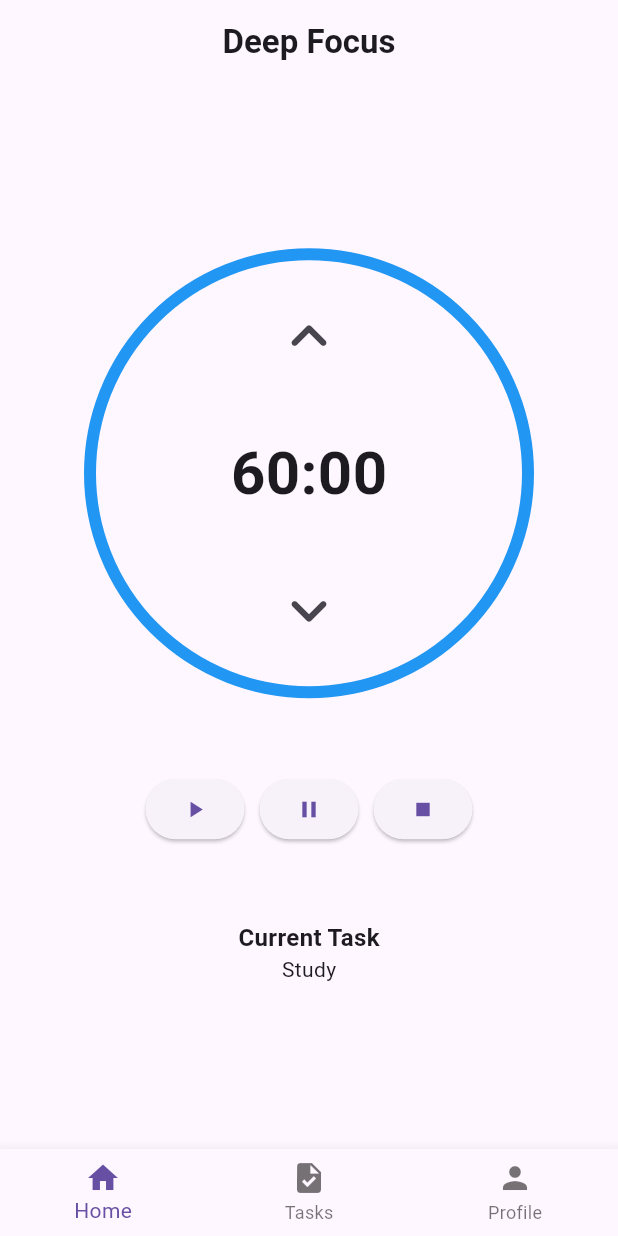
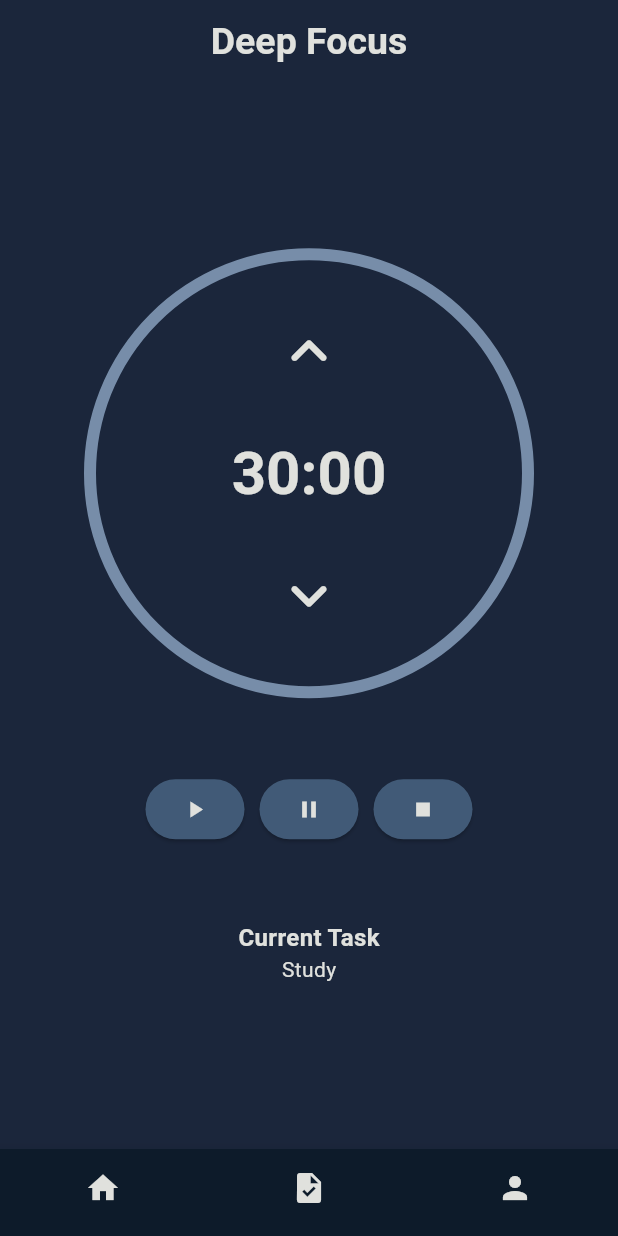
Before and after one commit to aDiThYa-808/Deep-Focus-Orchestrator-app, a Flutter app: the screen it shows after launch, after a tap on the "keyboard arrow down" icon, on a phone screen of 412 x 824 dp. Run offline on Flutter 3.47's test engine with Material 3 defaults, Android fonts, the phone set to English and light mode, and no system bars.

Commit message:
Enhanced Timer Buttons

```diff
--- a/app_frontend/lib/bars/Bottom_Nav_Bar.dart
+++ b/app_frontend/lib/bars/Bottom_Nav_Bar.dart
@@ -11,10 +11,23 @@ class _BottomNavBarState extends State<BottomNavBar> {
   @override
   Widget build(BuildContext context) {
     return BottomNavigationBar(
+      backgroundColor: Color(0xFF0D1B2A),
+
+      showSelectedLabels: false,
+      showUnselectedLabels: false,
       items: const [
-        BottomNavigationBarItem(icon: Icon(Icons.home), label: 'Home'),
-        BottomNavigationBarItem(icon: Icon(Icons.task), label: 'Tasks'),
-        BottomNavigationBarItem(icon: Icon(Icons.person), label: 'Profile'),
+        BottomNavigationBarItem(
+          icon: Icon(Icons.home, color:Color(0xFFE0E1DD)),
+          label: 'Home',
+        ),
+        BottomNavigationBarItem(
+          icon: Icon(Icons.task, color:Color(0xFFE0E1DD),),
+          label: 'Tasks',
+        ),
+        BottomNavigationBarItem(
+          icon: Icon(Icons.person, color:Color(0xFFE0E1DD)),
+          label: 'Profile',
+        ),
       ],
     );
   }
--- a/app_frontend/lib/bars/Top_Nav_Bar.dart
+++ b/app_frontend/lib/bars/Top_Nav_Bar.dart
@@ -9,9 +9,10 @@ class TopNav extends StatelessWidget implements PreferredSizeWidget {
   @override
   Widget build(BuildContext context) {
     return AppBar(
+      backgroundColor: Color(0xFF1B263B),
       title: const Text(
         'Deep Focus',
-        style: TextStyle(fontWeight: FontWeight.bold),
+        style: TextStyle(fontSize: 25,fontWeight: FontWeight.bold,color: Color(0xFFE0E1DD)),
       ),
       centerTitle: true,
     );
--- a/app_frontend/lib/screens/home_screen.dart
+++ b/app_frontend/lib/screens/home_screen.dart
@@ -16,14 +16,17 @@ class _HomeScreenState extends State<HomeScreen> {
     return Scaffold(
       appBar: const TopNav(),
 
-      body: Column(
+      body: Container(
+        color: Color(0xFF1B263B),
+        child:Column(
         mainAxisAlignment: MainAxisAlignment.center,
         children: [
           MainTimer(),
         ],
       ),
+      ),
 
       bottomNavigationBar: BottomNavBar(),
-    ); //Scaffold
+    );
   }
 }
--- a/app_frontend/lib/widgets/timer.dart
+++ b/app_frontend/lib/widgets/timer.dart
@@ -9,17 +9,18 @@ class MainTimer extends StatefulWidget {
 }
 
 class _MainTimerState extends State<MainTimer> {
-  int totalTime = 1800;
-  int secondsLeft = 1800;
+  int totalTime = 900;
+  int secondsLeft = 900;
   Timer? timer;
   bool isRunning = false;
+  bool isPaused = false;
 
   void startTimer() {
     if (isRunning || timer != null) return;
 
     setState(() {
+      isPaused = false;
       isRunning = true;
-      secondsLeft = totalTime;
     });
 
     timer = Timer.periodic(const Duration(seconds: 1), (timerCallback) {
@@ -39,6 +40,7 @@ class _MainTimerState extends State<MainTimer> {
       timer!.cancel();
       timer = null;
       setState(() {
+        isPaused = true;
         isRunning = false;
       });
     }
@@ -52,23 +54,24 @@ class _MainTimerState extends State<MainTimer> {
     setState(() {
       secondsLeft = totalTime;
       isRunning = false;
+      isPaused = false;
     });
   }
 
   void increaseTime() {
-    if (!isRunning) {
+    if (!isRunning && !isPaused) {
       setState(() {
-        totalTime += 1800;
+        totalTime += 900;
         secondsLeft = totalTime;
       });
     }
   }
 
   void decreaseTime() {
-    if (!isRunning) {
+    if (!isRunning && !isPaused) {
       setState(() {
-        if (totalTime > 1800) {
-          totalTime -= 1800;
+        if (totalTime > 900) {
+          totalTime -= 900;
           secondsLeft = totalTime;
         }
       });
@@ -91,34 +94,45 @@ class _MainTimerState extends State<MainTimer> {
           height: 300,
           decoration: BoxDecoration(
             shape: BoxShape.circle,
-            border: Border.all(color: Colors.blue, width: 8),
+            border: Border.all(color: Color(0xFF778DA9), width: 8),
           ),
           child: Column(
             mainAxisAlignment: MainAxisAlignment.center,
             children: [
-              IconButton(
+              if(!isRunning && !isPaused)
+                IconButton(
                 onPressed: () {
                   decreaseTime();
                 },
-                icon: Icon(Icons.keyboard_arrow_up_rounded),
-                iconSize: 50,
+                icon: Icon(Icons.keyboard_arrow_up_rounded, size: 50, color: Color(0xFFE0E1DD)),
               ),
 
-              const SizedBox(height: 30),
 
-              Text(
-                formatTime(secondsLeft),
-                style: TextStyle(fontSize: 40, fontWeight: FontWeight.bold),
+
+              const SizedBox(height: 25),
+
+              AnimatedDefaultTextStyle(
+                duration: Duration(milliseconds: 50),
+                style: TextStyle(
+                  fontSize: isRunning? 50:40,
+                  fontWeight: FontWeight.bold,
+                  color: isRunning? Colors.white : Color(0xFFE0E1DD)
+                  ,
+                  ),
+
+                child: Text(
+                  formatTime(secondsLeft),
+                ),
               ),
 
-              const SizedBox(height: 30),
+              const SizedBox(height: 25),
 
+            if(!isRunning && !isPaused)
               IconButton(
                 onPressed: () {
                   increaseTime();
                 },
-                icon: Icon(Icons.keyboard_arrow_down_rounded),
-                iconSize: 50,
+                icon: Icon(Icons.keyboard_arrow_down_rounded, size: 50,color: Color(0xFFE0E1DD),),
               ),
             ],
           ),
@@ -133,7 +147,8 @@ class _MainTimerState extends State<MainTimer> {
               onPressed: () {
                 startTimer();
               },
-              child: const Icon(Icons.play_arrow),
+              style: ElevatedButton.styleFrom(backgroundColor: Color(0xFF415A77)),
+              child: const Icon(Icons.play_arrow, color: Color(0xFFE0E1DD),),
             ),
 
             const SizedBox(width: 10),
@@ -142,7 +157,8 @@ class _MainTimerState extends State<MainTimer> {
               onPressed: () {
                 pauseTimer();
               },
-              child: const Icon(Icons.pause),
+              style: ElevatedButton.styleFrom(backgroundColor: Color(0xFF415A77)),
+              child: const Icon(Icons.pause,color: Color(0xFFE0E1DD),),
             ),
 
             const SizedBox(width: 10),
@@ -151,7 +167,8 @@ class _MainTimerState extends State<MainTimer> {
               onPressed: () {
                 stopTimer();
               },
-              child: const Icon(Icons.stop),
+              style: ElevatedButton.styleFrom(backgroundColor: Color(0xFF415A77)),
+              child: const Icon(Icons.stop, color: Color(0xFFE0E1DD),),
             ),
           ],
         ),
@@ -163,9 +180,9 @@ class _MainTimerState extends State<MainTimer> {
           children: [
             const Text(
               "Current Task",
-              style: TextStyle(fontSize: 16, fontWeight: FontWeight.bold),
+              style: TextStyle(fontSize: 16, fontWeight: FontWeight.bold, color: Color(0xFFE0E1DD)),
             ),
-            const Text("Study"),
+            const Text("Study",style: TextStyle(color: Color(0xFFE0E1DD) ),),
           ],
         ),
       ],
```
